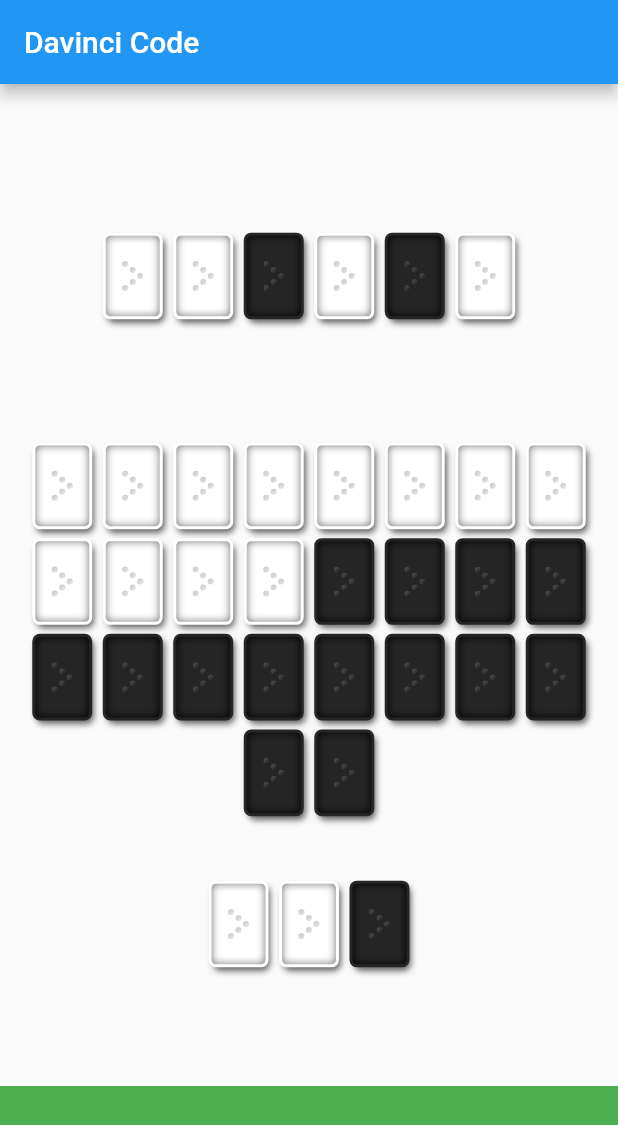
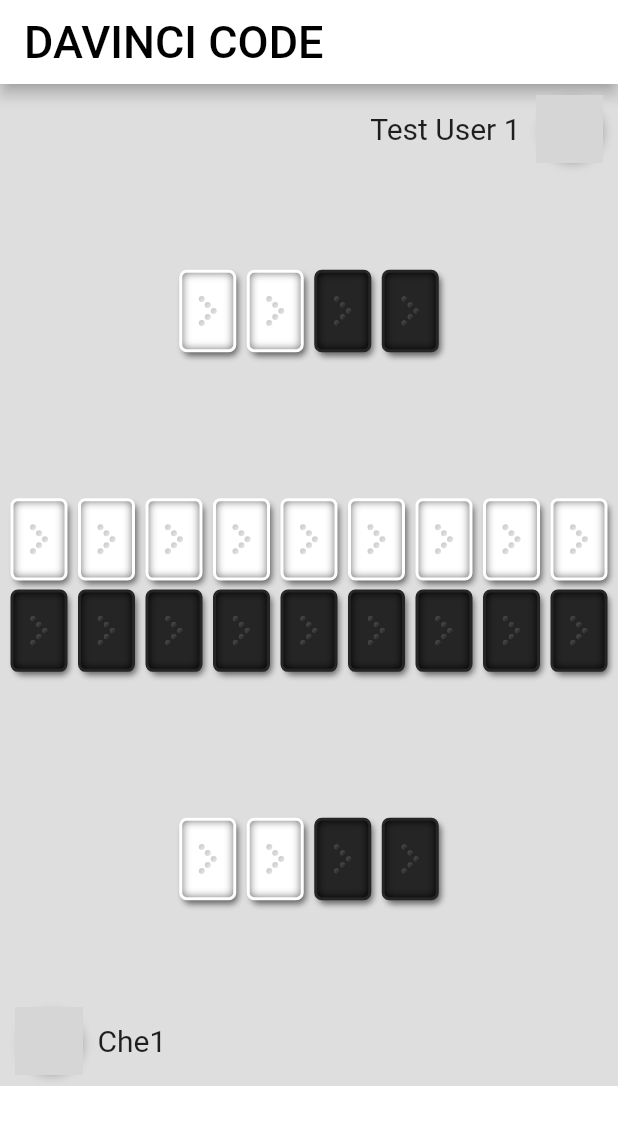
Before and after one commit to nachwon/flutter-tutorial, a Flutter app: the screen it shows after launch, on a phone screen of 412 x 824 dp. Shown: the top 1125 px of the screen. Run offline on Flutter 3.47's test engine with Material 2 defaults, Android fonts, the phone set to English and light mode, and no system bars; our stand-ins replace flutter_inset_box_shadow, flutter_markdown, google_fonts, shared_preferences; missing offline and left inert: flutter_web_auth; network calls fail; grey boxes are pictures that could not be loaded.

Commit message:
Adjust a little

```diff
--- a/lib/main.dart
+++ b/lib/main.dart
@@ -1,5 +1,7 @@
-import 'package:flutter/material.dart' hide BoxDecoration, BoxShadow;
+import 'package:flutter/material.dart';
+import 'package:google_fonts/google_fonts.dart';
 import 'package:my_app/widgets/davinci_card.dart';
+import 'package:my_app/widgets/davinci_user_profile.dart';
 
 import 'widgets/davinci_card_deck.dart';
 
@@ -7,76 +9,126 @@ void main() {
   runApp(const App());
 }
 
-class App extends StatelessWidget {
+class App extends StatefulWidget {
   const App({super.key});
+
+  @override
+  State<App> createState() => _AppState();
+}
+
+class _AppState extends State<App> {
+  late List<DavinciCard> opponentCards;
+  late List<DavinciCard> myCards;
+  late List<DavinciCard> unusedCards;
+
+  @override
+  void initState() {
+    super.initState();
+
+    unusedCards = [
+      const DavinciCard(number: "0", type: CardType.white),
+      const DavinciCard(number: "1", type: CardType.white),
+      const DavinciCard(number: "2", type: CardType.white),
+      const DavinciCard(number: "3", type: CardType.white),
+      const DavinciCard(number: "4", type: CardType.white),
+      const DavinciCard(number: "7", type: CardType.white),
+      const DavinciCard(number: "8", type: CardType.white),
+      const DavinciCard(number: "9", type: CardType.white),
+      const DavinciCard(number: "-", type: CardType.white),
+      const DavinciCard(number: "1", type: CardType.black),
+      const DavinciCard(number: "2", type: CardType.black),
+      const DavinciCard(number: "3", type: CardType.black),
+      const DavinciCard(number: "4", type: CardType.black),
+      const DavinciCard(number: "5", type: CardType.black),
+      const DavinciCard(number: "6", type: CardType.black),
+      const DavinciCard(number: "7", type: CardType.black),
+      const DavinciCard(number: "8", type: CardType.black),
+      const DavinciCard(number: "11", type: CardType.black),
+    ];
+
+    myCards = [
+      const DavinciCard(number: "5", type: CardType.white),
+      const DavinciCard(number: "6", type: CardType.white),
+      const DavinciCard(number: "9", type: CardType.black),
+      const DavinciCard(number: "10", type: CardType.black),
+    ];
+    opponentCards = [
+      const DavinciCard(number: "10", type: CardType.white),
+      const DavinciCard(number: "11", type: CardType.white),
+      const DavinciCard(number: "-", type: CardType.black),
+      const DavinciCard(number: "0", type: CardType.black),
+    ];
+  }
 
   @override
   Widget build(BuildContext context) {
     return MaterialApp(
       home: Scaffold(
-        appBar: AppBar(title: const Text("Davinci Code")),
+        backgroundColor: const Color.fromARGB(255, 222, 222, 222),
+        appBar: AppBar(
+          title: Text(
+            "DAVINCI CODE",
+            style: GoogleFonts.passionOne(color: Colors.black, fontSize: 30),
+          ),
+          backgroundColor: Colors.white,
+        ),
         body: Column(
           crossAxisAlignment: CrossAxisAlignment.center,
           children: [
-            const SizedBox(
-              height: 20,
-            ),
-
-            const Flexible(
-              child: DavinciCardDeck(
-                cards: [
-                  DavinciCard(number: "1", type: CardType.white),
-                  DavinciCard(number: "2", type: CardType.white),
-                  DavinciCard(number: "3", type: CardType.black),
-                  DavinciCard(number: "5", type: CardType.white),
-                  DavinciCard(number: "3", type: CardType.black),
-                  DavinciCard(number: "5", type: CardType.white),
+            SizedBox(
+              height: 60,
+              child: Row(
+                mainAxisAlignment: MainAxisAlignment.end,
+                children: [
+                  GestureDetector(
+                    onTap: () {
+                      final card = unusedCards.removeLast();
+                      opponentCards.add(card);
+                      setState(() {});
+                    },
+                    child: const DavinciUserProfile(
+                      username: "Test User 1",
+                      invert: true,
+                    ),
+                  )
                 ],
               ),
             ),
-            const Flexible(
+            Flexible(
+              flex: 1,
               child: DavinciCardDeck(
-                cards: [
-                  DavinciCard(number: "0", type: CardType.white),
-                  DavinciCard(number: "1", type: CardType.white),
-                  DavinciCard(number: "2", type: CardType.white),
-                  DavinciCard(number: "3", type: CardType.white),
-                  DavinciCard(number: "4", type: CardType.white),
-                  DavinciCard(number: "5", type: CardType.white),
-                  DavinciCard(number: "6", type: CardType.white),
-                  DavinciCard(number: "7", type: CardType.white),
-                  DavinciCard(number: "8", type: CardType.white),
-                  DavinciCard(number: "9", type: CardType.white),
-                  DavinciCard(number: "10", type: CardType.white),
-                  DavinciCard(number: "11", type: CardType.white),
-                  DavinciCard(number: "-", type: CardType.black),
-                  DavinciCard(number: "0", type: CardType.black),
-                  DavinciCard(number: "1", type: CardType.black),
-                  DavinciCard(number: "2", type: CardType.black),
-                  DavinciCard(number: "3", type: CardType.black),
-                  DavinciCard(number: "4", type: CardType.black),
-                  DavinciCard(number: "5", type: CardType.black),
-                  DavinciCard(number: "6", type: CardType.black),
-                  DavinciCard(number: "7", type: CardType.black),
-                  DavinciCard(number: "8", type: CardType.black),
-                  DavinciCard(number: "9", type: CardType.black),
-                  DavinciCard(number: "10", type: CardType.black),
-                  DavinciCard(number: "11", type: CardType.black),
-                  DavinciCard(number: "-", type: CardType.black),
-                ],
+                cards: opponentCards,
               ),
             ),
-            const Flexible(
+            Flexible(
+              flex: 1,
               child: DavinciCardDeck(
-                cards: [
-                  DavinciCard(number: "1", type: CardType.white),
-                  DavinciCard(number: "2", type: CardType.white),
-                  DavinciCard(number: "3", type: CardType.black),
+                cards: unusedCards,
+              ),
+            ),
+            Flexible(
+              flex: 1,
+              child: DavinciCardDeck(
+                cards: myCards,
+              ),
+            ),
+            SizedBox(
+              height: 60,
+              child: Row(
+                children: [
+                  GestureDetector(
+                    onTap: () {
+                      final card = unusedCards.removeLast();
+                      myCards.add(card);
+                      setState(() {});
+                    },
+                    child: const DavinciUserProfile(username: "Che1"),
+                  )
                 ],
               ),
             ),
             Container(
-              color: Colors.green,
+              color: Colors.white,
               height: 100,
             ),
 
--- a/lib/widgets/davinci_card.dart
+++ b/lib/widgets/davinci_card.dart
@@ -6,7 +6,7 @@ enum CardType { white, black }
 
 const mainWhite = Colors.white;
 const mainBlack = Color.fromARGB(255, 37, 37, 37);
-const double cardWidth = 40;
+const double cardWidth = 38;
 const double cardHeight = cardWidth * 1.4444;
 const double barWidth = cardWidth / 1.8;
 const double numberSize = cardWidth / 1.5;
--- /dev/null
+++ b/lib/widgets/davinci_user_profile.dart
@@ -0,0 +1,62 @@
+import 'package:flutter/material.dart';
+import 'package:google_fonts/google_fonts.dart';
+
+const defaultUserImage =
+    "https://encrypted-tbn0.gstatic.com/images?q=tbn:ANd9GcQ8czzbrLzXJ9R_uhKyMiwj1iGxKhJtH7pwlQ&usqp=CAU";
+
+class DavinciUserProfile extends StatelessWidget {
+  final String username;
+  final String? imageUrl;
+  final bool invert;
+
+  const DavinciUserProfile({
+    super.key,
+    required this.username,
+    this.imageUrl,
+    this.invert = false,
+  });
+
+  @override
+  Widget build(BuildContext context) {
+    var profileImg = Container(
+      width: 45,
+      height: 45,
+      margin: const EdgeInsets.only(left: 10, right: 10),
+      decoration: BoxDecoration(
+        borderRadius: BorderRadius.circular(50),
+        boxShadow: const [
+          BoxShadow(
+            blurRadius: 5,
+            spreadRadius: -2,
+            color: Colors.grey,
+            offset: Offset(2, 2),
+          )
+        ],
+      ),
+      clipBehavior: Clip.hardEdge,
+      child: Image.network(
+        imageUrl ?? defaultUserImage,
+        fit: BoxFit.cover,
+        height: 45,
+      ),
+    );
+
+    var usernameText = Text(
+      username,
+      style: GoogleFonts.passionOne(
+        fontSize: 20,
+      ),
+    );
+
+    List<StatelessWidget> children;
+    if (invert) {
+      children = [usernameText, profileImg];
+    } else {
+      children = [profileImg, usernameText];
+    }
+
+    return Row(
+      children: children,
+    );
+  }
+}
```
